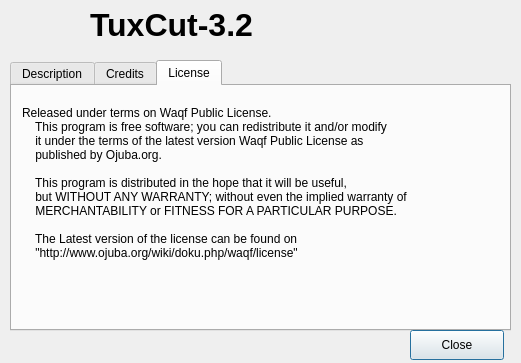
The window that ui/AboutWindow.ui (a-atalla/tuxcut) describes before a commit, drawn with Qt 5.
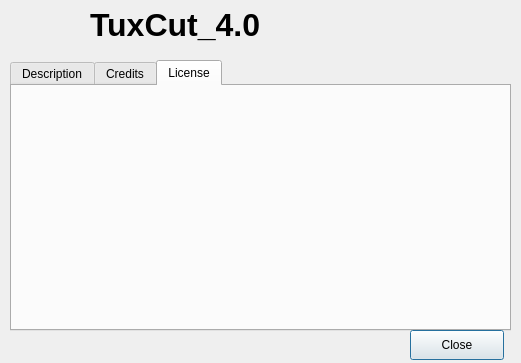
The same window after the commit. The open tabs and pages were chosen to show the change. Icons and pictures are not drawn.

Commit message: add icons , check if the distro is RedHat based

What changed in the file:
```diff
--- a/ui/AboutWindow.ui
+++ b/ui/AboutWindow.ui
@@ -141,19 +141,7 @@
       </rect>
      </property>
      <property name="text">
-      <string>Released under terms on Waqf Public License.
-    This program is free software; you can redistribute it and/or modify
-    it under the terms of the latest version Waqf Public License as
-    published by Ojuba.org.
-
-    This program is distributed in the hope that it will be useful,
-    but WITHOUT ANY WARRANTY; without even the implied warranty of
-    MERCHANTABILITY or FITNESS FOR A PARTICULAR PURPOSE.
-
-    The Latest version of the license can be found on
-    &quot;http://www.ojuba.org/wiki/doku.php/waqf/license&quot;
-
-</string>
+      <string/>
      </property>
     </widget>
    </widget>
@@ -208,8 +196,8 @@
     <string>&lt;!DOCTYPE HTML PUBLIC &quot;-//W3C//DTD HTML 4.0//EN&quot; &quot;http://www.w3.org/TR/REC-html40/strict.dtd&quot;&gt;
 &lt;html&gt;&lt;head&gt;&lt;meta name=&quot;qrichtext&quot; content=&quot;1&quot; /&gt;&lt;style type=&quot;text/css&quot;&gt;
 p, li { white-space: pre-wrap; }
-&lt;/style&gt;&lt;/head&gt;&lt;body style=&quot; font-family:'Arial'; font-size:10pt; font-weight:400; font-style:normal;&quot;&gt;
-&lt;p style=&quot; margin-top:0px; margin-bottom:0px; margin-left:0px; margin-right:0px; -qt-block-indent:0; text-indent:0px;&quot;&gt;&lt;span style=&quot; font-size:36pt; font-weight:600; vertical-align:super;&quot;&gt;TuxCut-3.2&lt;/span&gt;&lt;/p&gt;&lt;/body&gt;&lt;/html&gt;</string>
+&lt;/style&gt;&lt;/head&gt;&lt;body style=&quot; font-family:'Ubuntu'; font-size:10pt; font-weight:400; font-style:normal;&quot;&gt;
+&lt;p style=&quot; margin-top:0px; margin-bottom:0px; margin-left:0px; margin-right:0px; -qt-block-indent:0; text-indent:0px;&quot;&gt;&lt;span style=&quot; font-family:'Arial'; font-size:36pt; font-weight:600; vertical-align:super;&quot;&gt;TuxCut_4.0&lt;/span&gt;&lt;/p&gt;&lt;/body&gt;&lt;/html&gt;</string>
    </property>
   </widget>
   <widget class="QLabel" name="logoImage">
```
Left out of the diff: 9 changed lines with no effect on the pictures. The commit also changes 2 other files.
